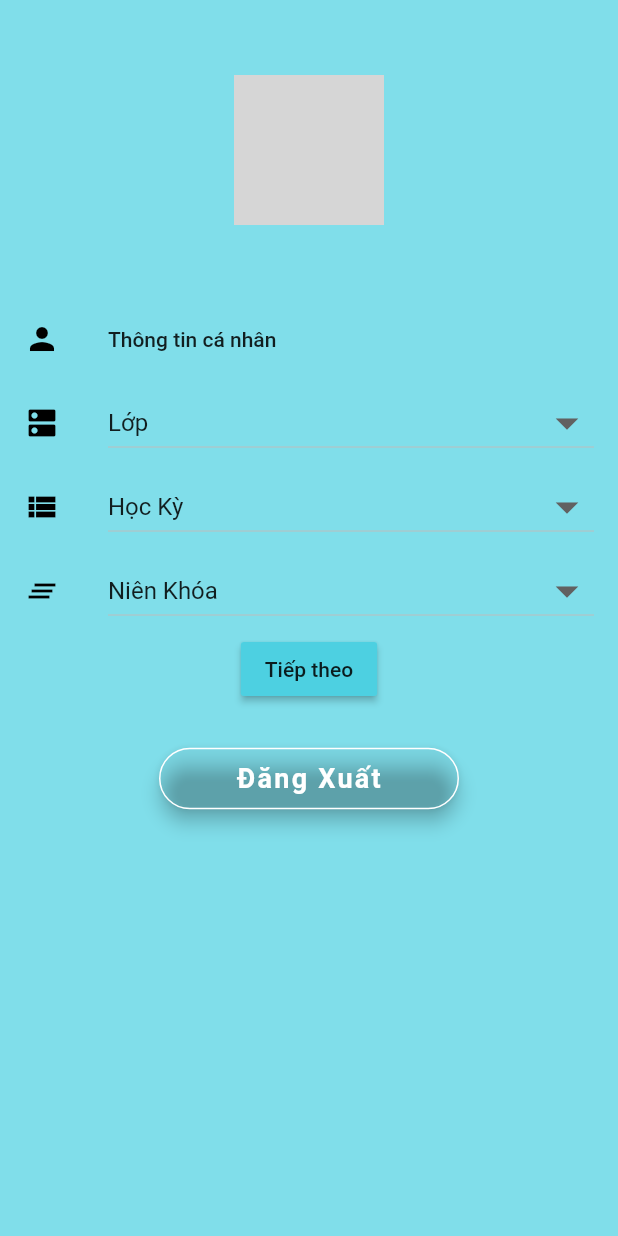
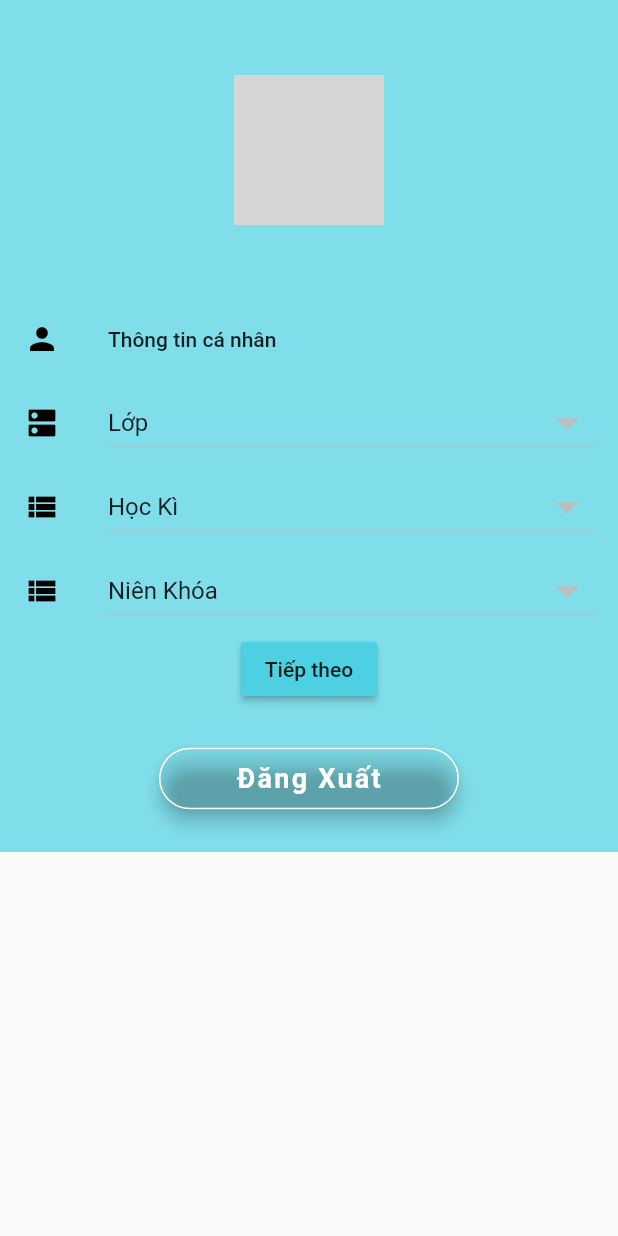
Before and after one commit to vicuc/Student, a Flutter app: the MeNu widget shown alone on an empty page, opened directly with empty values, on a phone screen of 412 x 824 dp. Run offline on Flutter 3.47's test engine with Material 2 defaults, Android fonts, the phone set to English and light mode, and no system bars; our stand-ins replace cloud_firestore, firebase_auth, google_fonts, sqflite, youtube_player_flutter; missing offline and left inert: grouped_buttons, pdf_flutter; accounts and stored records are empty; network calls fail; Roboto replaces fonts that are missing (OpenSans); grey boxes are pictures that could not be loaded.

Commit message:
update history the first

```diff
--- a/lib/screens/home.dart
+++ b/lib/screens/home.dart
@@ -153,7 +153,7 @@ class GridDashboard extends StatelessWidget {
                 } else if (data.routeName != null && data.routeName == BangDiemScreen.routeName){
                    Navigator.push(
                   context,MaterialPageRoute(builder: (context) =>
-                          BangDiemScreen(hs_id: user.uid)));
+                          BangDiemScreen(hs_id: user.uid,id_lop: user.id_lop,)));
                 } else if (data.routeName != null && data.routeName == TkbScreen.routeName){
                    Navigator.push(
                   context,MaterialPageRoute(builder: (context) =>
--- a/lib/screens/menu.dart
+++ b/lib/screens/menu.dart
@@ -1,8 +1,9 @@
-
 import 'package:Student/models/thongtin.dart';
 import 'package:Student/screens/Screen.dart';
+import 'package:Student/screens/bangdiem.dart';
 import 'package:Student/screens/xeploai.dart';
 import 'package:Student/services/loginService.dart';
+import 'package:cloud_firestore/cloud_firestore.dart';
 import 'package:flutter/material.dart';
 import 'package:Student/screens/thongtin.dart';
 
@@ -16,14 +17,10 @@ class MeNu extends StatefulWidget {
 }
 
 class _MeNuState extends State<MeNu> {
-
   String title = 'DropDownButton';
-  List _nkhoa = ['2019-2020', '2020-2021', '2022-2023'];
   String _nkhoaVal;
-  List _className = ['10A1', '11A1', '12A1'];
   String _classVal;
-  List _hky = ['1', '2', 'Cả năm'];
-  String _hkyVal;
+  String _hkyVal ;
 
   //Login Service
   var _loginService = LoginService();
@@ -35,6 +32,7 @@ class _MeNuState extends State<MeNu> {
   Widget build(BuildContext context) {
     return Container(
       color: Colors.cyan[200],
+      child: SingleChildScrollView(
         child: Column(children: [
           Container(
             child: Padding(
@@ -76,7 +74,22 @@ class _MeNuState extends State<MeNu> {
             title: Text("Thông tin cá nhân",
                 style: Theme.of(context).textTheme.bodyText1),
           ),
-        ListTile(
+          Container(
+            child: StreamBuilder<QuerySnapshot>(
+              stream: Firestore.instance.collection('lop').snapshots(),
+              builder: (context, snapshot) {
+                if (!snapshot.hasData) {
+                  return Text("Đang tải....");
+                } else {
+                  List<DropdownMenuItem> lop = [];
+                  for (int i = 0; i < snapshot.data.documents.length; i++) {
+                    DocumentSnapshot snap = snapshot.data.documents[i];
+                    lop.add(DropdownMenuItem(
+                      child: Text(snap['l_ten'], style: TextStyle(fontSize: 20)),
+                      value: snap.documentID,
+                    ));
+                  }
+                  return  ListTile(
                     onTap: () {},
                     leading: Icon(
                       Icons.dns,
@@ -89,86 +102,115 @@ class _MeNuState extends State<MeNu> {
                       icon: Icon(Icons.arrow_drop_down),
                       iconSize: 36.0,
                       isExpanded: true,
-            value: _classVal,
-            style: TextStyle(color: Colors.black, fontSize: 20.0),
-            onChanged: (value) {
+                      items: lop,
+                      onChanged: (tinhvalue) {
                         setState(() {
-                _classVal = value;
+                          _classVal = tinhvalue;
                         });
                       },
-            items: _className.map((value) {
-              return DropdownMenuItem(
-                value: value,
-                child: Text(value),
+                      //isExpanded: false,
+                      value: _classVal,
+                    ),
                   );
-            }).toList(),
+                }
+              },
             ),
           ),
-        ListTile(
-          onTap: () {},
+          Container(
+            child: StreamBuilder<QuerySnapshot>(
+              stream: Firestore.instance
+                  .collection('hocki')
+                  .snapshots(),
+              builder: (context, snapshot) {
+                if (!snapshot.hasData) {
+                  return Text("Đang tải....");
+                } else {
+                  List<DropdownMenuItem> hk = [];
+                  for (int i = 0; i < snapshot.data.documents.length; i++) {
+                    DocumentSnapshot snap = snapshot.data.documents[i];
+                    hk.add(DropdownMenuItem(
+                      child:
+                          Text(snap['hk_ten'], style: TextStyle(fontSize: 20)),
+                      value: snap.documentID,
+                    ));
+                  }
+                  return ListTile(
                       leading: Icon(
                         Icons.view_list,
                         color: Colors.black,
                       ),
                       title: DropdownButton(
-            hint: Text("Học Kỳ", style: Theme.of(context).textTheme.subtitle1),
+                      hint: Text("Học Kì", style: Theme.of(context).textTheme.subtitle1),
                       dropdownColor: Colors.cyan[700],
                       elevation: 3,
                       icon: Icon(Icons.arrow_drop_down),
                       iconSize: 36.0,
                       isExpanded: true,
-            value: _hkyVal,
-            style: TextStyle(color: Colors.black, fontSize: 20.0),
-            onChanged: (value) {
+                      items: hk,
+                      onChanged: (tinhvalue) {
                         setState(() {
-                _hkyVal = value;
+                          _hkyVal = tinhvalue;
                         });
                       },
-            items: _hky.map((value) {
-              return DropdownMenuItem(
-                value: value,
-                child: Text(value),
+                      //isExpanded: false,
+                      value: _hkyVal,
+                    ),
                   );
-            }).toList(),
+                }
+              },
             ),
           ),
-        ListTile(
-          onTap: () {},
+          Container(
+            child: StreamBuilder<QuerySnapshot>(
+              stream: Firestore.instance
+                  .collection('niemkhoa')
+                  .snapshots(),
+              builder: (context, snapshot) {
+                if (!snapshot.hasData) {
+                  return Text("Đang tải....");
+                } else {
+                  List<DropdownMenuItem> nk = [];
+                  for (int i = 0; i < snapshot.data.documents.length; i++) {
+                    DocumentSnapshot snap = snapshot.data.documents[i];
+                    nk.add(DropdownMenuItem(
+                      child:
+                          Text(snap['nk_nam'], style: TextStyle(fontSize: 20)),
+                      value: snap.documentID,
+                    ));
+                  }
+                  return ListTile(
                       leading: Icon(
-            Icons.clear_all,
+                        Icons.view_list,
                         color: Colors.black,
                       ),
                       title: DropdownButton(
-            hint:
-                Text("Niên Khóa", style: Theme.of(context).textTheme.subtitle1),
+                      hint: Text("Niên Khóa", style: Theme.of(context).textTheme.subtitle1),
                       dropdownColor: Colors.cyan[700],
                       elevation: 3,
                       icon: Icon(Icons.arrow_drop_down),
                       iconSize: 36.0,
                       isExpanded: true,
-            value: _nkhoaVal,
-            style: TextStyle(
-              color: Colors.black,
-              fontSize: 20.0,
-            ),
-            onChanged: (value) {
+                      items: nk,
+                      onChanged: (tinhvalue) {
                         setState(() {
-                _nkhoaVal = value;
+                          _nkhoaVal = tinhvalue;
                         });
                       },
-            items: _nkhoa.map((value) {
-              return DropdownMenuItem(
-                value: value,
-                child: Text(value),
+                      //isExpanded: false,
+                      value: _nkhoaVal,
+                    ),
                   );
-            }).toList(),
+                }
+              },
             ),
           ),
           RaisedButton(
               child: Text("Tiếp theo"),
               color: Colors.cyan[300],
               onPressed: () {
-              Navigator.of(context).pushNamed(XepLoaiScreen.routeName);
+                 Navigator.of(context)
+                        .push(MaterialPageRoute(builder: (context)
+                        =>BangDiemScreen(hs_id: widget.user.uid,id_lop: _classVal,)));
               }),
           Container(
             padding: EdgeInsets.symmetric(vertical: 25.0),
@@ -194,10 +236,13 @@ class _MeNuState extends State<MeNu> {
             ),
           )
         ]),
+      ),
     );
   }
-    void _onclickLogout() async{
+
+  void _onclickLogout() async {
     _loginService.signOut();
-      Navigator.of(context).push(MaterialPageRoute(builder:(context) => Screen()));
+    Navigator.of(context)
+        .push(MaterialPageRoute(builder: (context) => Screen()));
   }
 }
```
Also changed, not shown: lib/screens/bangdiem.dart (+18 -9 lines). Lines whose indentation alone changed are shown as unchanged.
